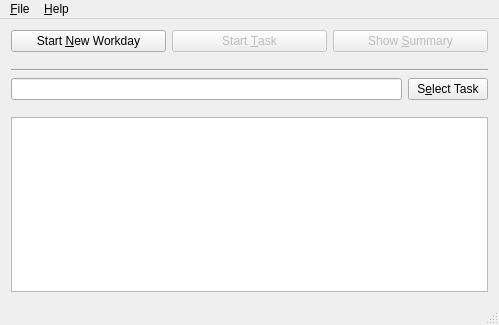
Above: ui/worktracker.ui from the-codeslinger/WorkTracker before the change. Below: the same form after it.
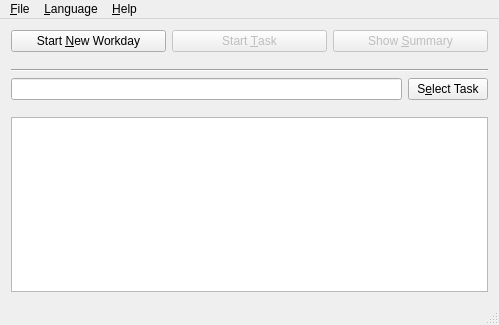
That is the form after the change. Icons and pictures are not drawn.

Commit message:
Changed how languages are selected
Removed from the preferences dialog and moved into its own menu item in
the main menu bar

What changed in the file:
```diff
--- a/ui/worktracker.ui
+++ b/ui/worktracker.ui
@@ -175,7 +175,7 @@
      <x>0</x>
      <y>0</y>
      <width>499</width>
-     <height>31</height>
+     <height>21</height>
     </rect>
    </property>
    <widget class="QMenu" name="menuFile">
@@ -193,7 +193,15 @@
     <addaction name="actionAbout_QT"/>
     <addaction name="actionAbout"/>
    </widget>
+   <widget class="QMenu" name="menuLanguage">
+    <property name="title">
+     <string>&amp;Language</string>
+    </property>
+    <addaction name="actionEnUS"/>
+    <addaction name="actionDeDE"/>
+   </widget>
    <addaction name="menuFile"/>
+   <addaction name="menuLanguage"/>
    <addaction name="menuHelp"/>
   </widget>
   <widget class="QStatusBar" name="statusBar"/>
```
Left out of the diff: 38 changed lines with no effect on the pictures. The commit also changes 12 other files.
